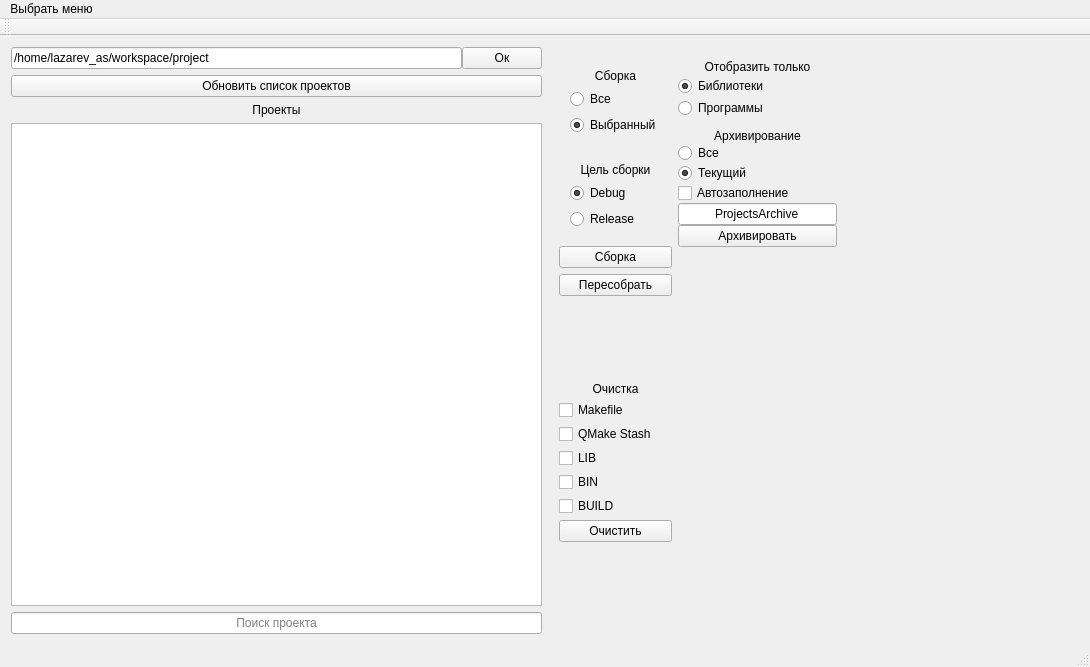
First picture: the form in src/gui/mainwindow.ui, repository VinTRiZz/ProjectUtility, before the edit.
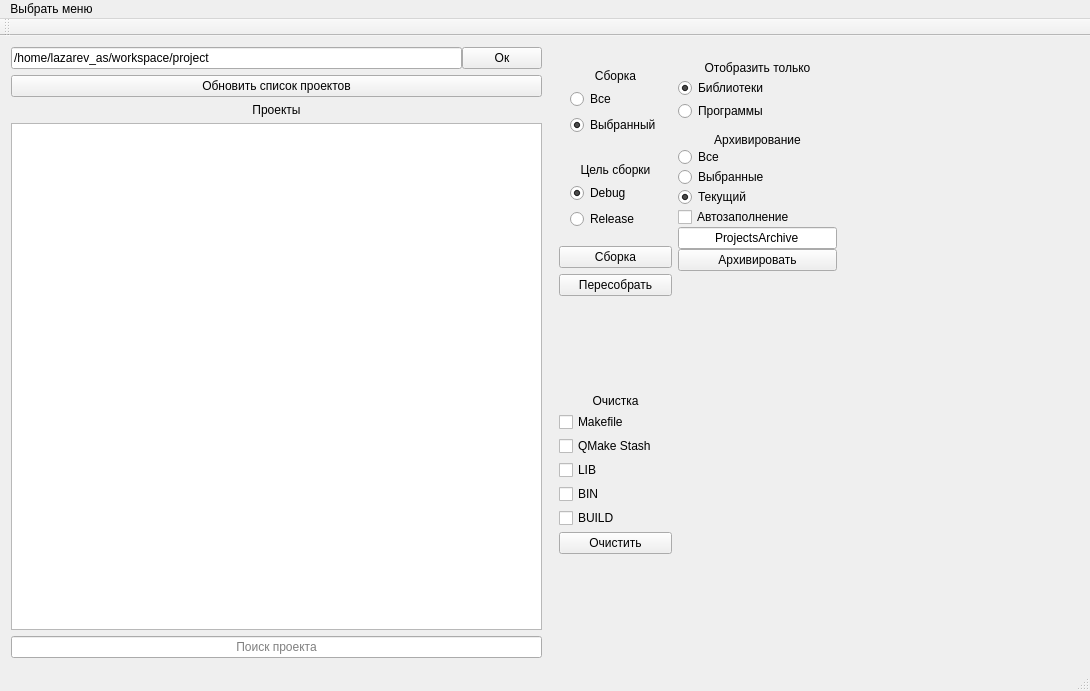
Second picture: the form after the edit.

```diff
--- a/src/gui/mainwindow.ui
+++ b/src/gui/mainwindow.ui
@@ -7,7 +7,7 @@
     <x>0</x>
     <y>0</y>
     <width>1090</width>
-    <height>667</height>
+    <height>691</height>
    </rect>
   </property>
   <property name="cursor">
@@ -450,6 +450,13 @@
                </property>
               </widget>
              </item>
+             <item>
+              <widget class="QRadioButton" name="archiveSelected_radioButton">
+               <property name="text">
+                <string>Выбранные</string>
+               </property>
+              </widget>
+             </item>
              <item>
               <widget class="QRadioButton" name="archiveCurrent_radioButton">
                <property name="text">
```
Left out of the diff: 3 changed lines with no effect on the pictures.
